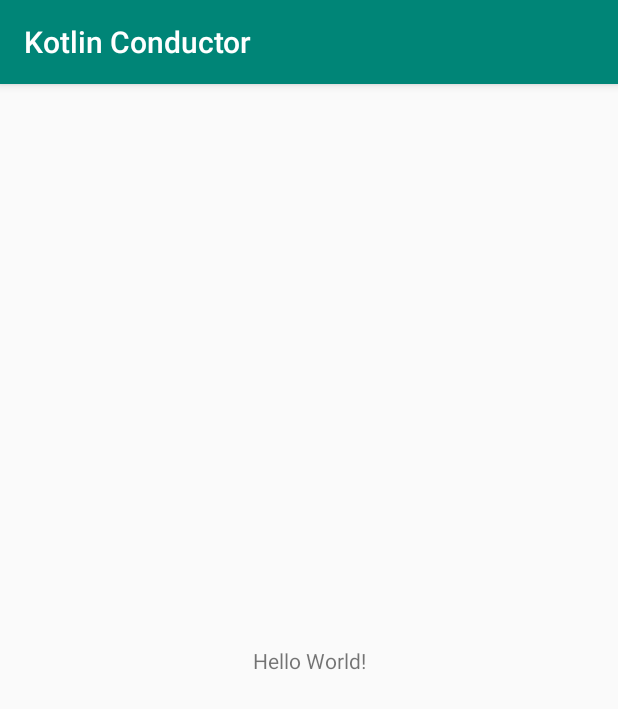
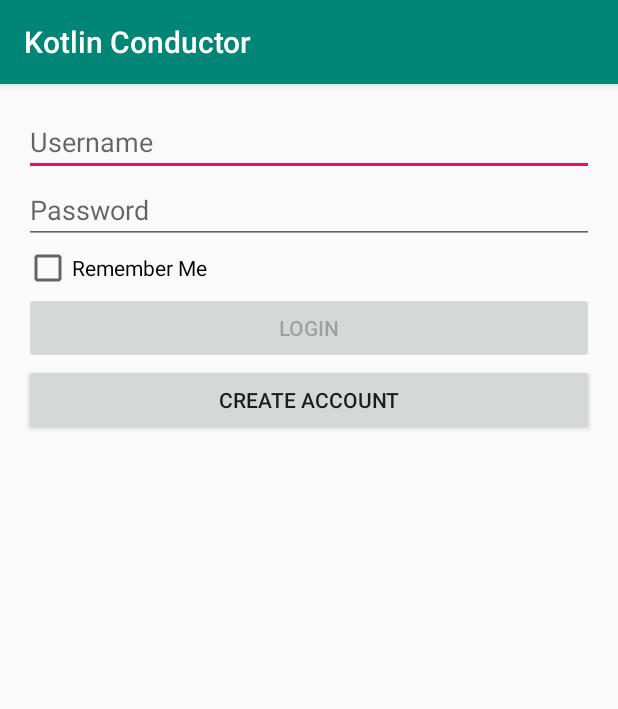
Before and after one commit to LTMezzari/kotlin-conductor, an Android app: the screen it shows after launch (MainActivity before the commit, LoginActivity after it), on a phone screen of 412 x 824 dp. Shown: the top 709 px of the screen. Run offline under Robolectric (Android 15) with nearby library versions, the phone set to English and light mode, and no system bars.

Commit message:
Example Project Finished with a BaseConductor implementation

```diff
--- /dev/null
+++ b/app/src/main/java/mezzari/torres/lucas/kotlin_conductor/MyApplication.kt
@@ -0,0 +1,15 @@
+package mezzari.torres.lucas.kotlin_conductor
+
+import android.app.Application
+import mezzari.torres.lucas.kotlin_conductor.persisted.SessionManager
+
+/**
+ * @author Lucas T. Mezzari
+ * @since 21/07/2019
+ **/
+class MyApplication : Application() {
+    override fun onCreate() {
+        super.onCreate()
+        SessionManager.initialize(this)
+    }
+}
--- a/app/src/main/java/mezzari/torres/lucas/kotlin_conductor/flow/MainActivity.kt
+++ /dev/null
@@ -1,13 +0,0 @@
-package mezzari.torres.lucas.kotlin_conductor.flow
-
-import androidx.appcompat.app.AppCompatActivity
-import android.os.Bundle
-import mezzari.torres.lucas.kotlin_conductor.R
-
-class MainActivity : AppCompatActivity() {
-
-    override fun onCreate(savedInstanceState: Bundle?) {
-        super.onCreate(savedInstanceState)
-        setContentView(R.layout.activity_main)
-    }
-}
--- /dev/null
+++ b/app/src/main/java/mezzari/torres/lucas/kotlin_conductor/flow/SimpleMainConductor.kt
@@ -0,0 +1,151 @@
+package mezzari.torres.lucas.kotlin_conductor.flow
+
+import android.app.Activity.RESULT_CANCELED
+import android.app.Activity.RESULT_OK
+import android.content.Intent
+import androidx.appcompat.app.AppCompatActivity
+import mezzari.torres.lucas.conductor.source.generic.BaseConductor
+import mezzari.torres.lucas.conductor.source.path.DefaultPath
+import mezzari.torres.lucas.conductor.source.path.Path
+import mezzari.torres.lucas.kotlin_conductor.flow.block.BlockApplicationActivity
+import mezzari.torres.lucas.kotlin_conductor.flow.create.CreateAccountActivity
+import mezzari.torres.lucas.kotlin_conductor.flow.home.MainActivity
+import mezzari.torres.lucas.kotlin_conductor.flow.login.LoginActivity
+import mezzari.torres.lucas.kotlin_conductor.flow.splash.SplashActivity
+import mezzari.torres.lucas.kotlin_conductor.model.User
+import mezzari.torres.lucas.kotlin_conductor.persisted.SessionManager
+import java.lang.ref.WeakReference
+import java.util.*
+import kotlin.collections.ArrayList
+import kotlin.reflect.KClass
+
+/**
+ * @author Lucas T. Mezzari
+ * @since 21/07/2019
+ **/
+object SimpleMainConductor: BaseConductor() {
+
+    private const val CREATE_ACCOUNT = 12
+
+    private lateinit var user: User
+
+    private val activities: ArrayList<WeakReference<AppCompatActivity>> = arrayListOf()
+
+    override fun start() {
+        super.start()
+        this.user = SessionManager.user
+    }
+
+    override fun end() {
+        super.end()
+        for(activity in activities) {
+            activity.get()?.finish()
+        }
+        activities.clear()
+    }
+
+    override fun onStepInitiated(current: Any) {
+        super.onStepInitiated(current)
+        when (current) {
+            is LoginActivity -> {
+                start()
+                current.user = this.user
+            }
+
+            is MainActivity -> {
+                current.user = this.user
+            }
+        }
+    }
+
+    override fun onStepPaused(current: Any) {
+        super.onStepPaused(current)
+        when (current) {
+            is LoginActivity -> {
+                this.user = current.user
+                if (this.user.shouldRememberPassword) {
+                    SessionManager.user = this.user
+                }
+            }
+        }
+    }
+
+    override fun onStepResult(current: Any, requestCode: Int, resultCode: Int) {
+        super.onStepResult(current, requestCode, resultCode)
+        if (requestCode == CREATE_ACCOUNT && resultCode == RESULT_OK) {
+            val loginActivity = current as LoginActivity
+            loginActivity.user = this.user
+        }
+    }
+
+    override fun nextStep(current: Any, path: Path) {
+        super.nextStep(current, path)
+        when (current) {
+            is SplashActivity -> {
+                if (!isApplicationAvailable()) {
+                    startActivity(current, BlockApplicationActivity::class)
+                } else {
+                    startActivity(current, LoginActivity::class)
+                }
+                current.finish()
+            }
+
+            is BlockApplicationActivity -> {
+                if (isApplicationAvailable()) {
+                    startActivity(current, LoginActivity::class)
+                    current.finish()
+                }
+            }
+
+            is LoginActivity -> {
+                if (path == DefaultPath.MAIN) {
+                    goForward(current, MainActivity::class)
+                    end()
+                } else {
+                    startActivityForResult(current, CreateAccountActivity::class, CREATE_ACCOUNT)
+                }
+            }
+
+            is CreateAccountActivity -> {
+                this.user = current.user
+                current.setResult(RESULT_OK)
+                current.finish()
+            }
+        }
+    }
+
+    override fun previousStep(current: Any) {
+        super.previousStep(current)
+        when (current) {
+            is MainActivity -> {
+                startActivity(current, LoginActivity::class)
+                current.finish()
+            }
+
+            is CreateAccountActivity -> {
+                current.setResult(RESULT_CANCELED)
+                current.finish()
+            }
+        }
+    }
+
+    private fun goForward(current: AppCompatActivity, activity: KClass<*>) {
+        this.activities += WeakReference(current)
+        startActivity(current, activity)
+    }
+
+    private fun startActivity(current: AppCompatActivity, activity: KClass<*>) {
+        current.startActivity(Intent(current, activity.java))
+    }
+
+    private fun startActivityForResult(current: AppCompatActivity, activity: KClass<*>, requestCode: Int) {
+        current.startActivityForResult(Intent(current, activity.java), requestCode)
+    }
+
+    private fun isApplicationAvailable(): Boolean {
+        val calendar = Calendar.getInstance()
+        val hour = calendar.get(Calendar.HOUR_OF_DAY)
+        val day = calendar.get(Calendar.DAY_OF_WEEK)
+        return hour in 9..22 && day in 1..6
+    }
+}
--- /dev/null
+++ b/app/src/main/java/mezzari/torres/lucas/kotlin_conductor/flow/login/LoginActivity.kt
@@ -0,0 +1,73 @@
+package mezzari.torres.lucas.kotlin_conductor.flow.login
+
+import android.os.Bundle
+import android.text.Editable
+import android.text.TextWatcher
+import android.widget.EditText
+import kotlinx.android.synthetic.main.activity_login.*
+import mezzari.torres.lucas.conductor.source.Conductor
+import mezzari.torres.lucas.conductor.source.generic.implementation.BaseActivity
+import mezzari.torres.lucas.kotlin_conductor.R
+import mezzari.torres.lucas.kotlin_conductor.flow.AccessPath
+import mezzari.torres.lucas.kotlin_conductor.flow.SimpleMainConductor
+import mezzari.torres.lucas.kotlin_conductor.model.User
+
+class LoginActivity : BaseActivity() {
+    override val conductor: Conductor = SimpleMainConductor
+
+    private lateinit var _user: User
+
+    var user: User get() {
+        return _user
+    } set(value) {
+        _user = value
+        etUsername.setText(value.username)
+        etPassword.setText(value.password)
+        cbRememberUser.isChecked = value.shouldRememberPassword
+    }
+
+    override fun onCreate(savedInstanceState: Bundle?) {
+        super.onCreate(savedInstanceState)
+        setContentView(R.layout.activity_login)
+
+        etUsername.observe {
+            btnLogin.isEnabled = !etPassword.isNullOrEmpty && !it.isNullOrEmpty()
+        }
+
+        etPassword.observe {
+            btnLogin.isEnabled = !etUsername.isNullOrEmpty && !it.isNullOrEmpty()
+        }
+
+        btnLogin.setOnClickListener {
+            val username = etUsername.text.toString()
+            val password = etPassword.text.toString()
+            val shouldRememberPassword = cbRememberUser.isChecked
+            _user = User(username, password, shouldRememberPassword)
+            next()
+        }
+
+        btnCreate.setOnClickListener {
+            next(AccessPath.CREATE_ACCOUNT)
+        }
+    }
+
+    private fun EditText.observe(callback: (String?) -> Unit) {
+        addTextChangedListener(object: TextWatcher {
+            override fun onTextChanged(p0: CharSequence?, p1: Int, p2: Int, p3: Int) {
+
+            }
+
+            override fun beforeTextChanged(p0: CharSequence?, p1: Int, p2: Int, p3: Int) {
+
+            }
+
+            override fun afterTextChanged(p0: Editable?) {
+                callback(p0?.toString())
+            }
+        })
+    }
+
+    private val EditText?.isNullOrEmpty: Boolean get() {
+        return this?.text.isNullOrEmpty()
+    }
+}
--- /dev/null
+++ b/app/src/main/java/mezzari/torres/lucas/kotlin_conductor/flow/splash/SplashActivity.kt
@@ -0,0 +1,22 @@
+package mezzari.torres.lucas.kotlin_conductor.flow.splash
+
+import android.os.Bundle
+import android.os.Handler
+import mezzari.torres.lucas.conductor.source.Conductor
+import mezzari.torres.lucas.conductor.source.generic.implementation.BaseActivity
+import mezzari.torres.lucas.kotlin_conductor.R
+import mezzari.torres.lucas.kotlin_conductor.flow.SimpleMainConductor
+
+class SplashActivity : BaseActivity() {
+    override val conductor: Conductor = SimpleMainConductor
+
+    override fun onCreate(savedInstanceState: Bundle?) {
+        super.onCreate(savedInstanceState)
+        setContentView(R.layout.activity_splash)
+        supportActionBar?.hide()
+
+        Handler().postDelayed({
+            next()
+        }, 2000)
+    }
+}
--- a/app/src/main/java/mezzari/torres/lucas/kotlin_conductor/model/User.kt
+++ b/app/src/main/java/mezzari/torres/lucas/kotlin_conductor/model/User.kt
@@ -6,5 +6,6 @@ package mezzari.torres.lucas.kotlin_conductor.model
  **/
 class User (
     val username: String = "",
-    val password: String = ""
+    val password: String = "",
+    val shouldRememberPassword: Boolean = false
 )
--- /dev/null
+++ b/app/src/main/java/mezzari/torres/lucas/kotlin_conductor/persisted/SessionManager.kt
@@ -0,0 +1,35 @@
+package mezzari.torres.lucas.kotlin_conductor.persisted
+
+import android.content.Context
+import android.content.SharedPreferences
+import mezzari.torres.lucas.kotlin_conductor.model.User
+
+/**
+ * @author Lucas T. Mezzari
+ * @since 21/07/2019
+ **/
+object SessionManager {
+    private var sharedPreferences: SharedPreferences? = null
+
+    fun initialize(context: Context) {
+        this.sharedPreferences = context.getSharedPreferences(javaClass.name, Context.MODE_PRIVATE)
+    }
+
+    var user: User get() {
+        return sharedPreferences?.run {
+            return@run User(
+                username = getString("username", "")!!,
+                password = getString("password", "")!!,
+                shouldRememberPassword = getBoolean("shouldRememberPassword", false)
+            )
+        } ?: User()
+    } set(value) {
+        sharedPreferences?.run {
+            edit()
+                .putString("username", value.username)
+                .putString("password", value.password)
+                .putBoolean("shouldRememberPassword", value.shouldRememberPassword)
+                .apply()
+        }
+    }
+}
--- /dev/null
+++ b/app/src/main/res/layout/activity_login.xml
@@ -0,0 +1,44 @@
+<?xml version="1.0" encoding="utf-8"?>
+<LinearLayout
+        xmlns:android="http://schemas.android.com/apk/res/android"
+        xmlns:tools="http://schemas.android.com/tools"
+        xmlns:app="http://schemas.android.com/apk/res-auto"
+        android:layout_width="match_parent"
+        android:layout_height="match_parent"
+        android:padding="16dp"
+        android:orientation="vertical"
+        tools:context=".flow.login.LoginActivity">
+
+    <EditText
+            android:id="@+id/etUsername"
+            android:layout_width="match_parent"
+            android:layout_height="wrap_content"
+            android:hint="@string/hint_username"/>
+
+    <EditText
+            android:id="@+id/etPassword"
+            android:layout_width="match_parent"
+            android:layout_height="wrap_content"
+            android:hint="@string/hint_password"
+            android:inputType="textPassword"/>
+
+    <CheckBox
+            android:id="@+id/cbRememberUser"
+            android:layout_width="wrap_content"
+            android:layout_height="wrap_content"
+            android:text="@string/message_remember_me"/>
+
+    <Button
+            android:id="@+id/btnLogin"
+            android:layout_width="match_parent"
+            android:layout_height="wrap_content"
+            android:enabled="false"
+            android:text="@string/action_login"/>
+
+    <Button
+            android:id="@+id/btnCreate"
+            android:layout_width="match_parent"
+            android:layout_height="wrap_content"
+            android:text="@string/action_create_account"/>
+
+</LinearLayout>
--- a/app/src/main/res/layout/activity_main.xml
+++ b/app/src/main/res/layout/activity_main.xml
@@ -5,12 +5,12 @@
         xmlns:app="http://schemas.android.com/apk/res-auto"
         android:layout_width="match_parent"
         android:layout_height="match_parent"
-        tools:context=".flow.MainActivity">
+        tools:context=".flow.home.MainActivity">
 
     <TextView
+            android:id="@+id/tvWelcome"
             android:layout_width="wrap_content"
             android:layout_height="wrap_content"
-            android:text="Hello World!"
             app:layout_constraintBottom_toBottomOf="parent"
             app:layout_constraintLeft_toLeftOf="parent"
             app:layout_constraintRight_toRightOf="parent"
--- a/app/src/main/res/values/strings.xml
+++ b/app/src/main/res/values/strings.xml
@@ -1,3 +1,15 @@
 <resources>
     <string name="app_name">Kotlin Conductor</string>
+    <string name="splash_message">Kotlin Conductor Example</string>
+    <string name="hint_username">Username</string>
+    <string name="hint_password">Password</string>
+    <string name="message_remember_me">Remember Me</string>
+    <string name="action_login">Login</string>
+    <string name="action_create_account">Create Account</string>
+    <string name="message_block">This Application is only available between 9h and 18h. Try Again when the time is
+        right
+    </string>
+    <string name="action_try_again">Try Again</string>
+    <string name="hint_confirm_password">Confirm Password</string>
+    <string name="action_create">Create</string>
 </resources>
--- a/conductor/build.gradle
+++ b/conductor/build.gradle
@@ -1,6 +1,6 @@
 apply plugin: 'com.android.library'
+apply plugin: 'kotlin-android'
 apply plugin: 'kotlin-android-extensions'
-apply plugin: 'kotlin-android'
 
 apply plugin: 'com.github.dcendents.android-maven'
 
```
Also changed, not shown: app/src/main/AndroidManifest.xml (+13 -1 lines), app/src/main/java/mezzari/torres/lucas/kotlin_conductor/flow/AccessPath.kt (added, +11 -0 lines), app/src/main/java/mezzari/torres/lucas/kotlin_conductor/flow/block/BlockApplicationActivity.kt (added, +20 -0 lines), app/src/main/java/mezzari/torres/lucas/kotlin_conductor/flow/create/CreateAccountActivity.kt (added, +88 -0 lines), app/src/main/java/mezzari/torres/lucas/kotlin_conductor/flow/home/MainActivity.kt (added, +41 -0 lines), app/src/main/res/layout/activity_block_application.xml (added, +29 -0 lines), app/src/main/res/layout/activity_create_account.xml (added, +38 -0 lines), app/src/main/res/layout/activity_splash.xml (added, +24 -0 lines).
